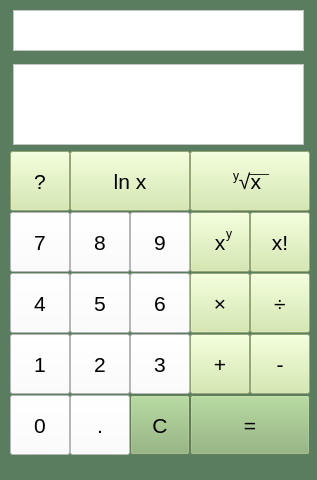
Old version of the form src/mainwindow.ui in the repository MOONYROS/VUT-IVS-project.
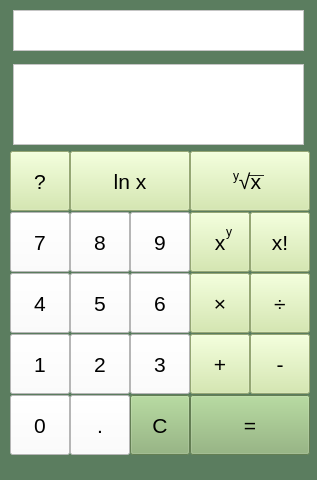
New version of the form.

```diff
--- a/src/mainwindow.ui
+++ b/src/mainwindow.ui
@@ -3380,7 +3380,7 @@
      <rect>
       <x>233</x>
       <y>166</y>
-      <width>63</width>
+      <width>16</width>
       <height>20</height>
      </rect>
     </property>
@@ -3396,8 +3396,8 @@
      <rect>
       <x>226</x>
       <y>224</y>
-      <width>63</width>
-      <height>20</height>
+      <width>16</width>
+      <height>16</height>
      </rect>
     </property>
     <property name="styleSheet">
@@ -3411,9 +3411,9 @@
     <property name="geometry">
      <rect>
       <x>249</x>
-      <y>158</y>
-      <width>63</width>
-      <height>20</height>
+      <y>161</y>
+      <width>15</width>
+      <height>16</height>
      </rect>
     </property>
     <property name="styleSheet">
```
Left out of the diff: 6 changed lines with no effect on the pictures.
